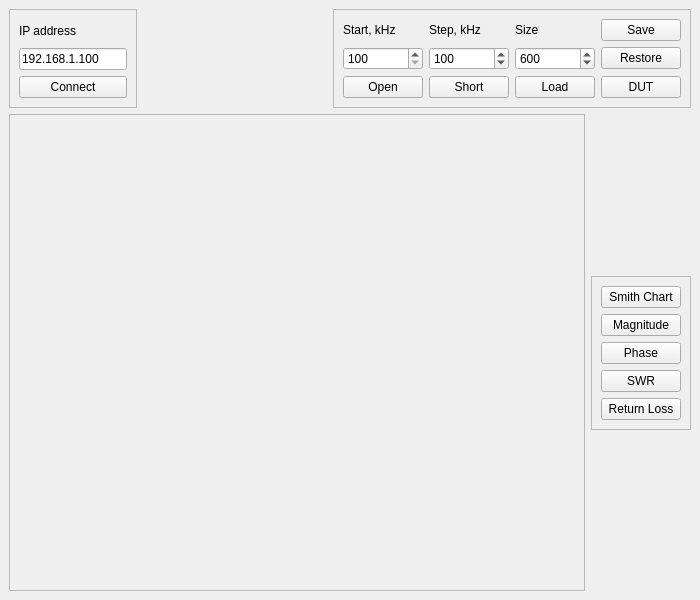
The window that projects/vna/client/vna.ui (pavel-demin/red-pitaya-notes) describes before a commit, drawn with Qt 5.
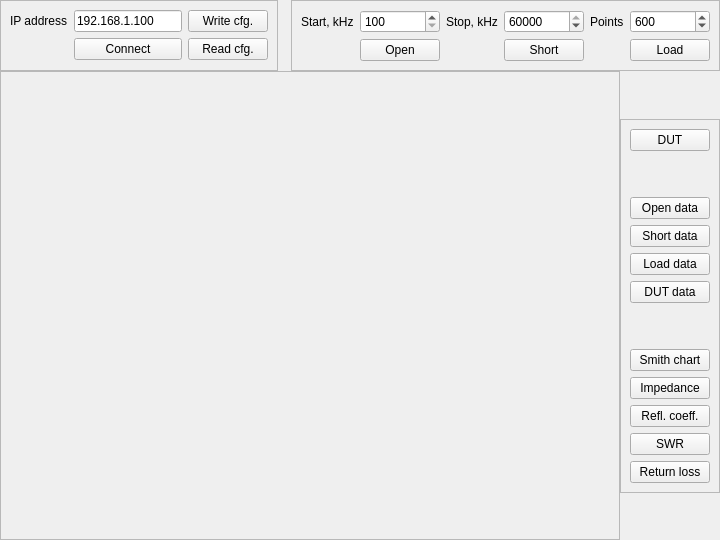
The same window after the commit.

Commit message: add missing plots and settings to vna/client

Patch:
```diff
--- a/projects/vna/client/vna.ui
+++ b/projects/vna/client/vna.ui
@@ -6,14 +6,14 @@
    <rect>
     <x>0</x>
     <y>0</y>
-    <width>700</width>
-    <height>600</height>
+    <width>720</width>
+    <height>540</height>
    </rect>
   </property>
   <property name="minimumSize">
    <size>
-    <width>700</width>
-    <height>600</height>
+    <width>720</width>
+    <height>540</height>
    </size>
   </property>
   <property name="windowTitle">
@@ -21,141 +21,29 @@
   </property>
   <widget class="QWidget" name="centralWidget">
    <layout class="QGridLayout" name="gridLayout">
-    <item row="0" column="1">
-     <spacer name="spacer1">
-      <property name="orientation">
-       <enum>Qt::Horizontal</enum>
-      </property>
-      <property name="sizeHint" stdset="0">
-       <size>
-        <width>40</width>
-        <height>20</height>
-       </size>
-      </property>
-     </spacer>
-    </item>
-    <item row="0" column="0">
-     <widget class="QFrame" name="addrFrame">
-      <property name="frameShape">
-       <enum>QFrame::StyledPanel</enum>
-      </property>
-      <property name="frameShadow">
-       <enum>QFrame::Raised</enum>
-      </property>
-      <layout class="QGridLayout" name="addrLayout">
-       <item row="0" column="0">
-        <widget class="QLabel" name="addrLabel">
-         <property name="text">
-          <string>IP address</string>
-         </property>
-        </widget>
-       </item>
-       <item row="1" column="0">
-        <widget class="QLineEdit" name="addrValue">
-         <property name="sizePolicy">
-          <sizepolicy hsizetype="Minimum" vsizetype="Fixed">
-           <horstretch>0</horstretch>
-           <verstretch>0</verstretch>
-          </sizepolicy>
-         </property>
-         <property name="text">
-          <string>192.168.1.100</string>
-         </property>
-         <property name="maxLength">
-          <number>15</number>
-         </property>
-        </widget>
-       </item>
-       <item row="2" column="0">
-        <widget class="QPushButton" name="connectButton">
-         <property name="text">
-          <string>Connect</string>
-         </property>
-        </widget>
-       </item>
-      </layout>
-      <zorder>addrLabel</zorder>
-      <zorder>addrLabel</zorder>
-      <zorder>addrLabel</zorder>
-      <zorder>addrValue</zorder>
-      <zorder>connectButton</zorder>
-     </widget>
-    </item>
-    <item row="1" column="5">
-     <spacer name="spacer3">
-      <property name="orientation">
-       <enum>Qt::Vertical</enum>
-      </property>
-      <property name="sizeHint" stdset="0">
-       <size>
-        <width>20</width>
-        <height>40</height>
-       </size>
-      </property>
-     </spacer>
-    </item>
-    <item row="2" column="5">
-     <widget class="QFrame" name="selectFrame">
-      <property name="frameShape">
-       <enum>QFrame::StyledPanel</enum>
-      </property>
-      <property name="frameShadow">
-       <enum>QFrame::Raised</enum>
-      </property>
-      <layout class="QGridLayout" name="selectLayout">
-       <item row="1" column="0">
-        <widget class="QPushButton" name="magButton">
-         <property name="text">
-          <string>Magnitude</string>
-         </property>
-        </widget>
-       </item>
-       <item row="4" column="0">
-        <widget class="QPushButton" name="lossButton">
-         <property name="text">
-          <string>Return Loss</string>
-         </property>
-        </widget>
-       </item>
-       <item row="3" column="0">
-        <widget class="QPushButton" name="swrButton">
-         <property name="text">
-          <string>SWR</string>
-         </property>
-        </widget>
-       </item>
-       <item row="0" column="0">
-        <widget class="QPushButton" name="smithButton">
-         <property name="text">
-          <string>Smith Chart</string>
-         </property>
-        </widget>
-       </item>
-       <item row="2" column="0">
-        <widget class="QPushButton" name="argButton">
-         <property name="text">
-          <string>Phase</string>
-         </property>
-        </widget>
-       </item>
-      </layout>
-     </widget>
-    </item>
-    <item row="4" column="5">
-     <spacer name="spacer4">
-      <property name="orientation">
-       <enum>Qt::Vertical</enum>
-      </property>
-      <property name="sizeHint" stdset="0">
-       <size>
-        <width>20</width>
-        <height>40</height>
-       </size>
-      </property>
-     </spacer>
-    </item>
+    <property name="leftMargin">
+     <number>0</number>
+    </property>
+    <property name="topMargin">
+     <number>0</number>
+    </property>
+    <property name="rightMargin">
+     <number>0</number>
+    </property>
+    <property name="bottomMargin">
+     <number>0</number>
+    </property>
+    <property name="spacing">
+     <number>0</number>
+    </property>
     <item row="0" column="2" colspan="4">
      <widget class="QFrame" name="sweepFrame">
+      <property name="sizePolicy">
+       <sizepolicy hsizetype="Fixed" vsizetype="Preferred">
+        <horstretch>0</horstretch>
+        <verstretch>0</verstretch>
+       </sizepolicy>
+      </property>
       <property name="frameShape">
        <enum>QFrame::StyledPanel</enum>
       </property>
@@ -163,49 +51,28 @@
        <enum>QFrame::Raised</enum>
       </property>
       <layout class="QGridLayout" name="sweepLayout">
-       <item row="0" column="2">
+       <item row="1" column="4">
         <widget class="QLabel" name="sizeLabel">
          <property name="text">
-          <string>Size</string>
+          <string>Points</string>
          </property>
         </widget>
        </item>
-       <item row="0" column="3">
-        <widget class="QPushButton" name="saveButton">
-         <property name="text">
-          <string>Save</string>
-         </property>
-        </widget>
-       </item>
-       <item row="2" column="1">
+       <item row="2" column="3">
         <widget class="QPushButton" name="shortButton">
          <property name="text">
           <string>Short</string>
          </property>
         </widget>
        </item>
-       <item row="2" column="3">
-        <widget class="QPushButton" name="dutButton">
+       <item row="1" column="2">
+        <widget class="QLabel" name="stopLabel">
          <property name="text">
-          <string>DUT</string>
+          <string>Stop, kHz</string>
          </property>
         </widget>
        </item>
-       <item row="1" column="3">
-        <widget class="QPushButton" name="restoreButton">
-         <property name="text">
-          <string>Restore</string>
-         </property>
-        </widget>
-       </item>
-       <item row="0" column="1">
-        <widget class="QLabel" name="stepLabel">
-         <property name="text">
-          <string>Step, kHz</string>
-         </property>
-        </widget>
-       </item>
-       <item row="1" column="0">
+       <item row="1" column="1">
         <widget class="QSpinBox" name="startValue">
          <property name="minimum">
           <number>100</number>
@@ -218,37 +85,37 @@
          </property>
         </widget>
        </item>
-       <item row="0" column="0">
+       <item row="1" column="0">
         <widget class="QLabel" name="startLabel">
          <property name="text">
           <string>Start, kHz</string>
          </property>
         </widget>
        </item>
-       <item row="1" column="1">
-        <widget class="QSpinBox" name="stepValue">
+       <item row="1" column="3">
+        <widget class="QSpinBox" name="stopValue">
          <property name="minimum">
-          <number>1</number>
+          <number>100</number>
          </property>
          <property name="maximum">
-          <number>10000</number>
+          <number>60000</number>
          </property>
          <property name="singleStep">
           <number>100</number>
          </property>
          <property name="value">
-          <number>100</number>
+          <number>60000</number>
          </property>
         </widget>
        </item>
-       <item row="2" column="0">
+       <item row="2" column="1">
         <widget class="QPushButton" name="openButton">
          <property name="text">
           <string>Open</string>
          </property>
         </widget>
        </item>
-       <item row="1" column="2">
+       <item row="1" column="5">
         <widget class="QSpinBox" name="sizeValue">
          <property name="minimum">
           <number>10</number>
@@ -264,8 +131,14 @@
          </property>
         </widget>
        </item>
-       <item row="2" column="2">
+       <item row="2" column="5">
         <widget class="QPushButton" name="loadButton">
+         <property name="sizePolicy">
+          <sizepolicy hsizetype="Minimum" vsizetype="Fixed">
+           <horstretch>0</horstretch>
+           <verstretch>0</verstretch>
+          </sizepolicy>
+         </property>
          <property name="text">
           <string>Load</string>
          </property>
@@ -274,17 +147,260 @@
       </layout>
      </widget>
     </item>
+    <item row="4" column="5">
+     <spacer name="spacer5">
+      <property name="orientation">
+       <enum>Qt::Vertical</enum>
+      </property>
+      <property name="sizeHint" stdset="0">
+       <size>
+        <width>20</width>
+        <height>40</height>
+       </size>
+      </property>
+     </spacer>
+    </item>
     <item row="1" column="0" rowspan="4" colspan="5">
      <widget class="QFrame" name="plotWidget">
+      <property name="sizePolicy">
+       <sizepolicy hsizetype="Expanding" vsizetype="Expanding">
+        <horstretch>0</horstretch>
+        <verstretch>0</verstretch>
+       </sizepolicy>
+      </property>
       <property name="frameShape">
        <enum>QFrame::StyledPanel</enum>
       </property>
       <property name="frameShadow">
        <enum>QFrame::Raised</enum>
       </property>
-      <layout class="QVBoxLayout" name="plotLayout"/>
+      <layout class="QVBoxLayout" name="plotLayout">
+       <property name="spacing">
+        <number>0</number>
+       </property>
+       <property name="leftMargin">
+        <number>0</number>
+       </property>
+       <property name="topMargin">
+        <number>0</number>
+       </property>
+       <property name="rightMargin">
+        <number>0</number>
+       </property>
+       <property name="bottomMargin">
+        <number>0</number>
+       </property>
+      </layout>
      </widget>
     </item>
+    <item row="2" column="5">
+     <widget class="QFrame" name="selectFrame">
+      <property name="sizePolicy">
+       <sizepolicy hsizetype="Fixed" vsizetype="Preferred">
+        <horstretch>0</horstretch>
+        <verstretch>0</verstretch>
+       </sizepolicy>
+      </property>
+      <property name="frameShape">
+       <enum>QFrame::StyledPanel</enum>
+      </property>
+      <property name="frameShadow">
+       <enum>QFrame::Raised</enum>
+      </property>
+      <layout class="QGridLayout" name="selectLayout">
+       <item row="11" column="0">
+        <widget class="QPushButton" name="rlPlot">
+         <property name="text">
+          <string>Return loss</string>
+         </property>
+        </widget>
+       </item>
+       <item row="0" column="0">
+        <widget class="QPushButton" name="dutButton">
+         <property name="sizePolicy">
+          <sizepolicy hsizetype="Minimum" vsizetype="Fixed">
+           <horstretch>0</horstretch>
+           <verstretch>0</verstretch>
+          </sizepolicy>
+         </property>
+         <property name="text">
+          <string>DUT</string>
+         </property>
+        </widget>
+       </item>
+       <item row="6" column="0">
+        <spacer name="spacer4">
+         <property name="orientation">
+          <enum>Qt::Vertical</enum>
+         </property>
+         <property name="sizeHint" stdset="0">
+          <size>
+           <width>20</width>
+           <height>40</height>
+          </size>
+         </property>
+        </spacer>
+       </item>
+       <item row="7" column="0">
+        <widget class="QPushButton" name="smithPlot">
+         <property name="text">
+          <string>Smith chart</string>
+         </property>
+        </widget>
+       </item>
+       <item row="5" column="0">
+        <widget class="QPushButton" name="dutPlot">
+         <property name="text">
+          <string>DUT data</string>
+         </property>
+        </widget>
+       </item>
+       <item row="2" column="0">
+        <widget class="QPushButton" name="openPlot">
+         <property name="text">
+          <string>Open data</string>
+         </property>
+        </widget>
+       </item>
+       <item row="9" column="0">
+        <widget class="QPushButton" name="rcPlot">
+         <property name="text">
+          <string>Refl. coeff.</string>
+         </property>
+        </widget>
+       </item>
+       <item row="3" column="0">
+        <widget class="QPushButton" name="shortPlot">
+         <property name="text">
+          <string>Short data</string>
+         </property>
+        </widget>
+       </item>
+       <item row="4" column="0">
+        <widget class="QPushButton" name="loadPlot">
+         <property name="text">
+          <string>Load data</string>
+         </property>
+        </widget>
+       </item>
+       <item row="8" column="0">
+        <widget class="QPushButton" name="impPlot">
+         <property name="text">
+          <string>Impedance</string>
+         </property>
+        </widget>
+       </item>
+       <item row="10" column="0">
+        <widget class="QPushButton" name="swrPlot">
+         <property name="text">
+          <string>SWR</string>
+         </property>
+        </widget>
+       </item>
+       <item row="1" column="0">
+        <spacer name="spacer3">
+         <property name="orientation">
+          <enum>Qt::Vertical</enum>
+         </property>
+         <property name="sizeHint" stdset="0">
+          <size>
+           <width>20</width>
+           <height>40</height>
+          </size>
+         </property>
+        </spacer>
+       </item>
+      </layout>
+     </widget>
+    </item>
+    <item row="0" column="0">
+     <widget class="QFrame" name="addrFrame">
+      <property name="sizePolicy">
+       <sizepolicy hsizetype="Fixed" vsizetype="Preferred">
+        <horstretch>0</horstretch>
+        <verstretch>0</verstretch>
+       </sizepolicy>
+      </property>
+      <property name="frameShape">
+       <enum>QFrame::StyledPanel</enum>
+      </property>
+      <property name="frameShadow">
+       <enum>QFrame::Raised</enum>
+      </property>
+      <layout class="QGridLayout" name="addrLayout">
+       <item row="2" column="0">
+        <widget class="QLabel" name="addrLabel">
+         <property name="text">
+          <string>IP address</string>
+         </property>
+        </widget>
+       </item>
+       <item row="2" column="1">
+        <widget class="QLineEdit" name="addrValue">
+         <property name="sizePolicy">
+          <sizepolicy hsizetype="Minimum" vsizetype="Fixed">
+           <horstretch>0</horstretch>
+           <verstretch>0</verstretch>
+          </sizepolicy>
+         </property>
+         <property name="text">
+          <string>192.168.1.100</string>
+         </property>
+         <property name="maxLength">
+          <number>15</number>
+         </property>
+        </widget>
+       </item>
+       <item row="3" column="1">
+        <widget class="QPushButton" name="connectButton">
+         <property name="text">
+          <string>Connect</string>
+         </property>
+        </widget>
+       </item>
+       <item row="3" column="3">
+        <widget class="QPushButton" name="readButton">
+         <property name="text">
+          <string>Read cfg.</string>
+         </property>
+        </widget>
+       </item>
+       <item row="2" column="3">
+        <widget class="QPushButton" name="writeButton">
+         <property name="text">
+          <string>Write cfg.</string>
+         </property>
+        </widget>
+       </item>
+      </layout>
+     </widget>
+    </item>
+    <item row="1" column="5">
+     <spacer name="spacer2">
+      <property name="orientation">
+       <enum>Qt::Vertical</enum>
+      </property>
+      <property name="sizeHint" stdset="0">
+       <size>
+        <width>20</width>
+        <height>40</height>
+       </size>
+      </property>
+     </spacer>
+    </item>
+    <item row="0" column="1">
+     <spacer name="spacer1">
+      <property name="orientation">
+       <enum>Qt::Horizontal</enum>
+      </property>
+      <property name="sizeHint" stdset="0">
+       <size>
+        <width>40</width>
+        <height>20</height>
+       </size>
+      </property>
+     </spacer>
+    </item>
    </layout>
   </widget>
  </widget>
```
The commit also changes 1 other file.
